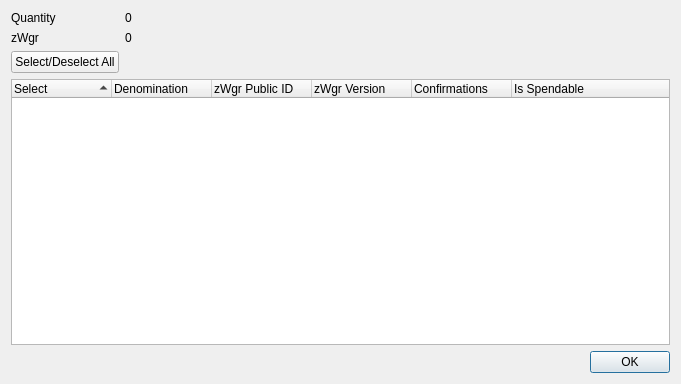
The window that src/qt/forms/zwgrcontroldialog.ui (wagerr/wagerr) describes before a commit, drawn with Qt 5.
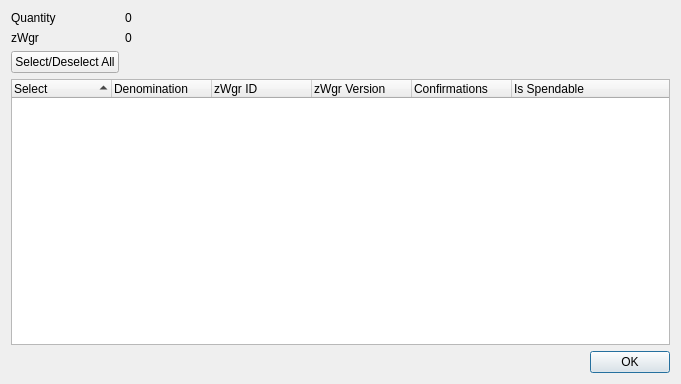
The same window after the commit.

```diff
--- a/src/qt/forms/zwgrcontroldialog.ui
+++ b/src/qt/forms/zwgrcontroldialog.ui
@@ -96,7 +96,7 @@
        </column>
        <column>
         <property name="text">
-         <string notr="true">zWgr Public ID</string>
+         <string notr="true">zWgr ID</string>
         </property>
        </column>
        <column>
```
